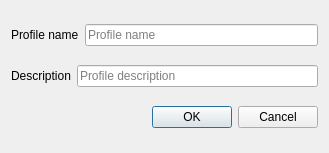
Above: ui/wizard/ui_profile.ui from gltn/stdm before the change. Below: the same form after it.
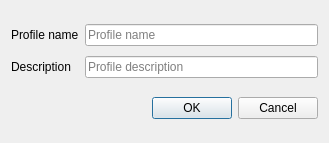
That is the form after the change.

Patch:
```diff
--- a/ui/wizard/ui_profile.ui
+++ b/ui/wizard/ui_profile.ui
@@ -7,7 +7,7 @@
     <x>0</x>
     <y>0</y>
     <width>329</width>
-    <height>153</height>
+    <height>143</height>
    </rect>
   </property>
   <property name="windowTitle">
@@ -18,33 +18,32 @@
     <layout class="QVBoxLayout" name="notif_bar"/>
    </item>
    <item>
-    <layout class="QHBoxLayout" name="horizontalLayout">
-     <item>
+    <layout class="QGridLayout" name="gridLayout">
+     <property name="verticalSpacing">
+      <number>10</number>
+     </property>
+     <item row="0" column="0">
       <widget class="QLabel" name="label">
        <property name="text">
         <string>Profile name</string>
        </property>
       </widget>
      </item>
-     <item>
+     <item row="0" column="1">
       <widget class="QLineEdit" name="edtProfile">
        <property name="placeholderText">
         <string>Profile name</string>
        </property>
       </widget>
      </item>
-    </layout>
-   </item>
-   <item>
-    <layout class="QHBoxLayout" name="horizontalLayout_2">
-     <item>
+     <item row="1" column="0">
       <widget class="QLabel" name="label_2">
        <property name="text">
         <string>Description</string>
        </property>
       </widget>
      </item>
-     <item>
+     <item row="1" column="1">
       <widget class="QLineEdit" name="edtDesc">
        <property name="placeholderText">
         <string>Profile description</string>
```
Left out of the diff: 1 changed line with no effect on the pictures.
